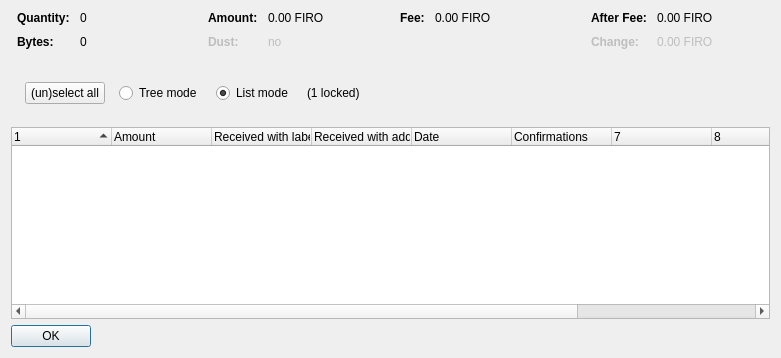
firoorg/firo, file src/qt/forms/coincontroldialog.ui: the form before one commit.
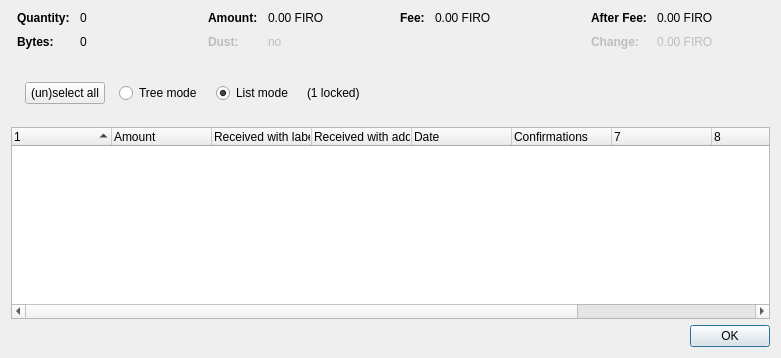
The form after the commit. Custom widgets are drawn as their Qt base class.

Patch:
```diff
--- a/src/qt/forms/coincontroldialog.ui
+++ b/src/qt/forms/coincontroldialog.ui
@@ -480,7 +480,7 @@
    <item>
     <widget class="QDialogButtonBox" name="buttonBox">
      <property name="sizePolicy">
-      <sizepolicy hsizetype="Maximum" vsizetype="Fixed">
+      <sizepolicy hsizetype="Expanding" vsizetype="Fixed">
        <horstretch>0</horstretch>
        <verstretch>0</verstretch>
       </sizepolicy>
```
